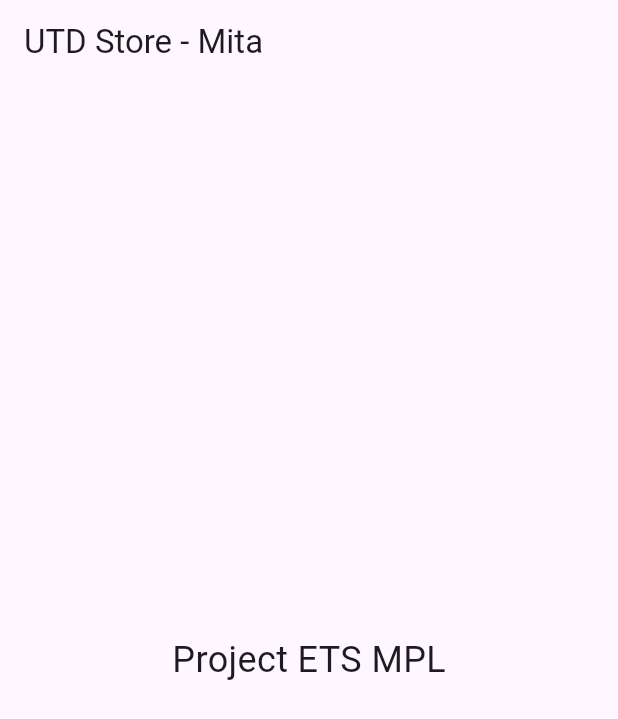
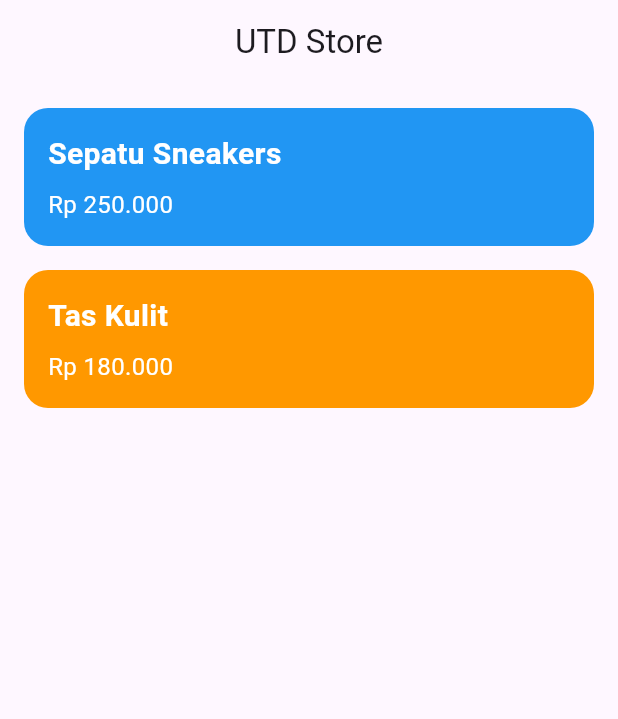
Before and after one commit to mitaaaa164/UTD_STORE-MITA, a Flutter app: the screen it shows after launch, on a phone screen of 412 x 824 dp. Shown: the top 719 px of the screen. Run offline on Flutter 3.47's test engine with Material 3 defaults, Android fonts, the phone set to English and light mode, and no system bars.

Commit message:
halaman produk awal

```diff
--- /dev/null
+++ b/lib/features/products/presentation/pages/product_page.dart
@@ -0,0 +1,79 @@
+import 'package:flutter/material.dart';
+
+class ProductPage extends StatelessWidget {
+  const ProductPage({super.key});
+
+  @override
+  Widget build(BuildContext context) {
+    return Scaffold(
+      appBar: AppBar(title: const Text("UTD Store"), centerTitle: true),
+
+      body: ListView(
+        padding: const EdgeInsets.all(16),
+
+        children: [
+          Container(
+            padding: const EdgeInsets.all(16),
+            margin: const EdgeInsets.only(bottom: 16),
+
+            decoration: BoxDecoration(
+              color: Colors.blue,
+              borderRadius: BorderRadius.circular(16),
+            ),
+
+            child: const Column(
+              crossAxisAlignment: CrossAxisAlignment.start,
+              children: [
+                Text(
+                  "Sepatu Sneakers",
+                  style: TextStyle(
+                    color: Colors.white,
+                    fontSize: 20,
+                    fontWeight: FontWeight.bold,
+                  ),
+                ),
+
+                SizedBox(height: 8),
+
+                Text(
+                  "Rp 250.000",
+                  style: TextStyle(color: Colors.white, fontSize: 16),
+                ),
+              ],
+            ),
+          ),
+
+          Container(
+            padding: const EdgeInsets.all(16),
+
+            decoration: BoxDecoration(
+              color: Colors.orange,
+              borderRadius: BorderRadius.circular(16),
+            ),
+
+            child: const Column(
+              crossAxisAlignment: CrossAxisAlignment.start,
+              children: [
+                Text(
+                  "Tas Kulit",
+                  style: TextStyle(
+                    color: Colors.white,
+                    fontSize: 20,
+                    fontWeight: FontWeight.bold,
+                  ),
+                ),
+
+                SizedBox(height: 8),
+
+                Text(
+                  "Rp 180.000",
+                  style: TextStyle(color: Colors.white, fontSize: 16),
+                ),
+              ],
+            ),
+          ),
+        ],
+      ),
+    );
+  }
+}
--- a/lib/main.dart
+++ b/lib/main.dart
@@ -1,4 +1,5 @@
 import 'package:flutter/material.dart';
+import 'package:utd_store_mita/features/products/presentation/pages/product_page.dart';
 
 void main() {
   runApp(const MyApp());
@@ -11,21 +12,10 @@ class MyApp extends StatelessWidget {
   Widget build(BuildContext context) {
     return MaterialApp(
       debugShowCheckedModeBanner: false,
-      home: const HomePage(),
+
+      theme: ThemeData(primarySwatch: Colors.blue),
+
+      home: const ProductPage(),
     );
   }
 }
-
-class HomePage extends StatelessWidget {
-  const HomePage({super.key});
-
-  @override
-  Widget build(BuildContext context) {
-    return Scaffold(
-      appBar: AppBar(title: const Text("UTD Store - Mita")),
-      body: const Center(
-        child: Text("Project ETS MPL", style: TextStyle(fontSize: 24)),
-      ),
-    );
-  }
-}
```
Also changed, not shown: pubspec.yaml (+17 -0 lines), pubspec.lock, 3 other files.
